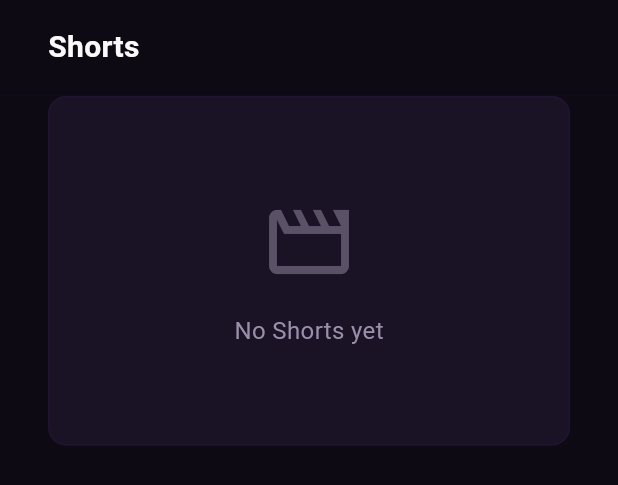
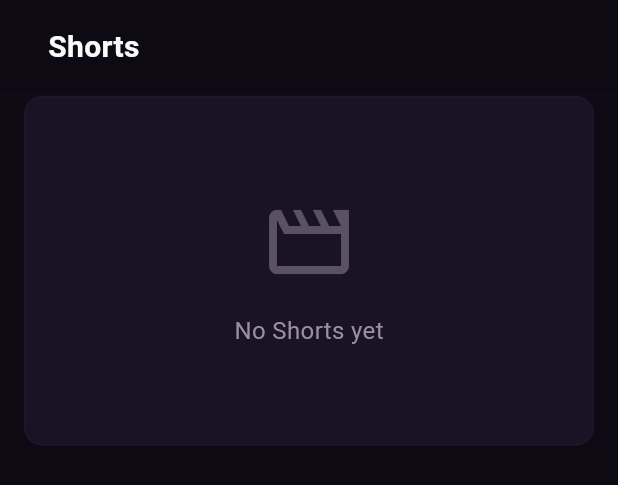
Before and after one commit to vpdevportal/yashvi-media-studio, a Flutter app: the EpisodeShortsTab widget shown alone on an empty page, opened directly, on a phone screen of 412 x 824 dp. Shown: the top 485 px of the screen. Run offline on Flutter 3.47's test engine with Material 3 defaults, Android fonts, the light colour scheme and no system bars; network calls fail; Roboto replaces fonts that are missing (SF Pro Display).

Commit message:
feat(frontend): add responsive padding to snapshots and shorts tabs
- Apply mobile-responsive padding to empty state containers
- Ensure consistent spacing across all episode detail tabs

```diff
--- a/apps/frontend/lib/pages/episode_detail/episode_shorts_tab.dart
+++ b/apps/frontend/lib/pages/episode_detail/episode_shorts_tab.dart
@@ -7,16 +7,26 @@ class EpisodeShortsTab extends StatelessWidget {
 
   @override
   Widget build(BuildContext context) {
-    return const Column(
+    return Column(
       children: [
-        PageTopBar(title: 'Shorts'),
+        const PageTopBar(title: 'Shorts'),
         Expanded(
-          child: SingleChildScrollView(
-            padding: EdgeInsets.fromLTRB(32, 0, 32, 32),
-            child: EpisodeEmptyState(
-              title: 'Shorts',
-              icon: Icons.movie_outlined,
-            ),
+          child: Builder(
+            builder: (context) {
+              final isMobile = MediaQuery.of(context).size.width < 768;
+              return SingleChildScrollView(
+                padding: EdgeInsets.fromLTRB(
+                  isMobile ? 16 : 32,
+                  0,
+                  isMobile ? 16 : 32,
+                  isMobile ? 16 : 32,
+                ),
+                child: const EpisodeEmptyState(
+                  title: 'Shorts',
+                  icon: Icons.movie_outlined,
+                ),
+              );
+            },
           ),
         ),
       ],
```
Also changed, not shown: apps/frontend/lib/pages/episode_detail/episode_snapshots_tab.dart (+18 -8 lines).
